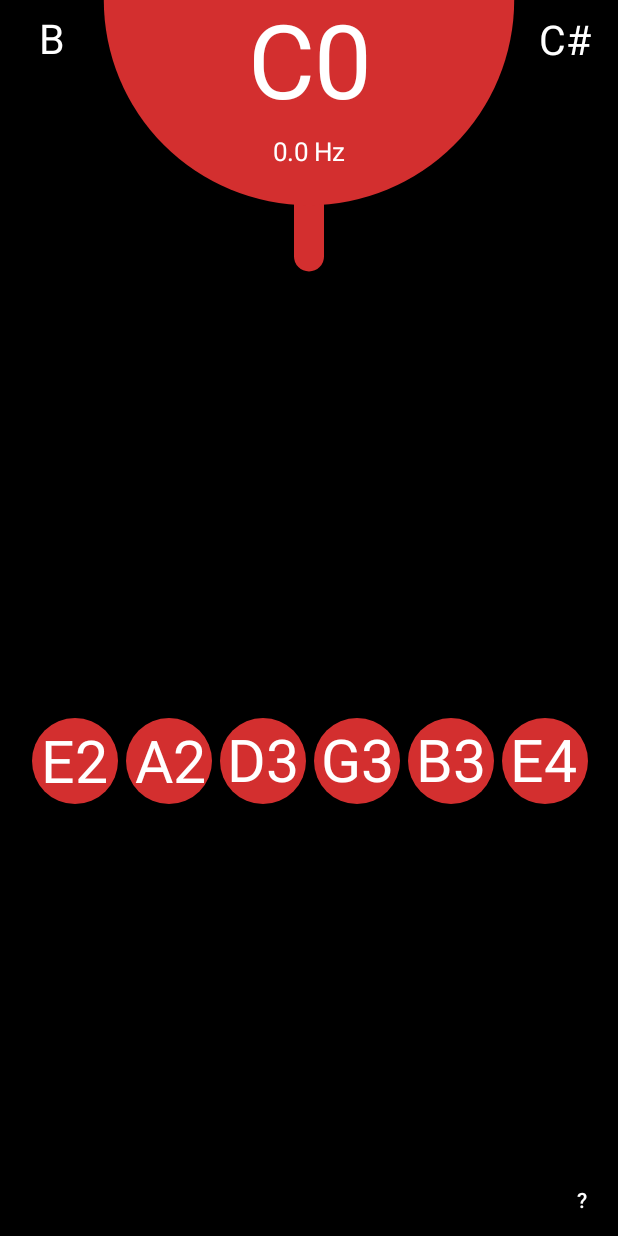
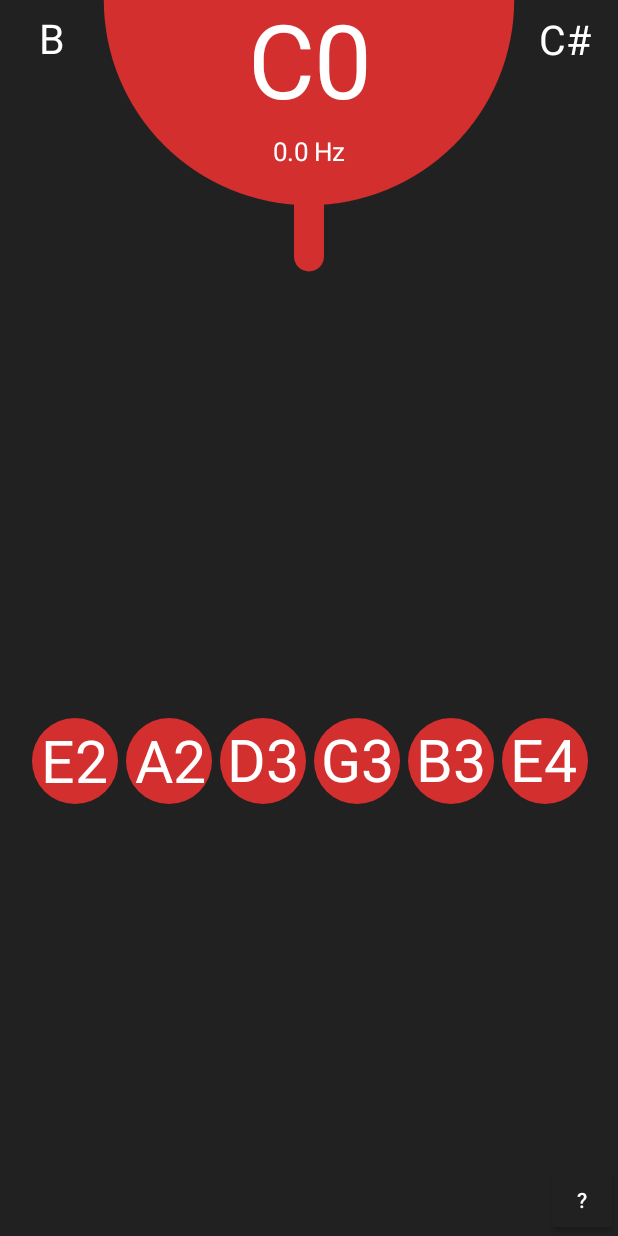
Before and after one commit to davide99/AlexTuner, an Android app: the screen it shows after launch (MainActivity), on a phone screen of 412 x 824 dp. Run offline under Robolectric (Android 15) with nearby library versions, the light colour scheme and no system bars; 15 statements that could not run were skipped.

Commit message:
New background color

```diff
--- a/app/src/main/java/com/davide99/alextuner/Gauge.java
+++ b/app/src/main/java/com/davide99/alextuner/Gauge.java
@@ -61,12 +61,12 @@ public class Gauge extends View {
         freqPaint = new Paint(Paint.ANTI_ALIAS_FLAG);
         freqPaint.setColor(textColor);
 
-        movingGaugePaint = new Paint();
+        movingGaugePaint = new Paint(Paint.ANTI_ALIAS_FLAG);
         movingGaugePaint.setColor(gaugeColor);
         movingGaugePaint.setStrokeWidth(20);
         movingGaugePaint.setStrokeCap(Paint.Cap.ROUND);
 
-        fixedGaugePaint = new Paint();
+        fixedGaugePaint = new Paint(Paint.ANTI_ALIAS_FLAG);
         fixedGaugePaint.setColor(outOfTuneColor);
         fixedGaugePaint.setStrokeWidth(30);
         fixedGaugePaint.setStrokeCap(Paint.Cap.ROUND);
--- a/app/src/main/res/layout/activity_main.xml
+++ b/app/src/main/res/layout/activity_main.xml
@@ -14,7 +14,7 @@
         android:text="@string/about_btn"
         android:textColor="@color/white"
         android:textColorHint="@color/white"
-        app:backgroundTint="@color/black"
+        app:backgroundTint="@color/pastel_black"
         app:elevation="0dp"
         app:layout_constraintBottom_toBottomOf="parent"
         app:layout_constraintEnd_toEndOf="parent" />
--- a/app/src/main/res/values/colors.xml
+++ b/app/src/main/res/values/colors.xml
@@ -7,4 +7,5 @@
     <color name="white">#FFFFFFFF</color>
     <color name="pastel_red">#D32F2F</color>
     <color name="pastel_green">#4CAF50</color>
+    <color name="pastel_black">#212121</color>
 </resources>
--- a/app/src/main/res/values/themes.xml
+++ b/app/src/main/res/values/themes.xml
@@ -10,8 +10,8 @@
         <item name="colorSecondaryVariant">@color/teal_200</item>
         <item name="colorOnSecondary">@color/white</item>
         <!-- Status bar color. -->
-        <item name="android:statusBarColor" tools:targetApi="21">@color/black</item>
+        <item name="android:statusBarColor" tools:targetApi="21">@color/pastel_black</item>
         <!-- Customize your theme here. -->
-        <item name="android:background">@color/black</item>
+        <item name="android:background">@color/pastel_black</item>
     </style>
 </resources>
```
